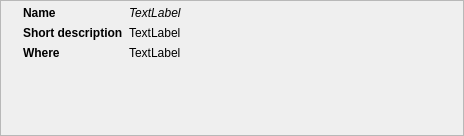
First picture: the form in weboob/applications/qcineoob/ui/miniperson.ui, repository laurentb/weboob, before the edit.
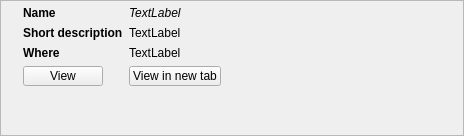
Second picture: the form after the edit.

Commit message: [qcineoob] add 'view' and 'view in new tab' buttons for all search results

Patch:
```diff
--- a/weboob/applications/qcineoob/ui/miniperson.ui
+++ b/weboob/applications/qcineoob/ui/miniperson.ui
@@ -126,6 +126,32 @@
        </property>
       </widget>
      </item>
+     <item row="3" column="1">
+      <widget class="QPushButton" name="newTabButton">
+       <property name="maximumSize">
+        <size>
+         <width>16777215</width>
+         <height>20</height>
+        </size>
+       </property>
+       <property name="text">
+        <string>View in new tab</string>
+       </property>
+      </widget>
+     </item>
+     <item row="3" column="0">
+      <widget class="QPushButton" name="viewButton">
+       <property name="maximumSize">
+        <size>
+         <width>16777215</width>
+         <height>20</height>
+        </size>
+       </property>
+       <property name="text">
+        <string>View</string>
+       </property>
+      </widget>
+     </item>
     </layout>
    </item>
   </layout>
```
The commit also changes 7 other files.
